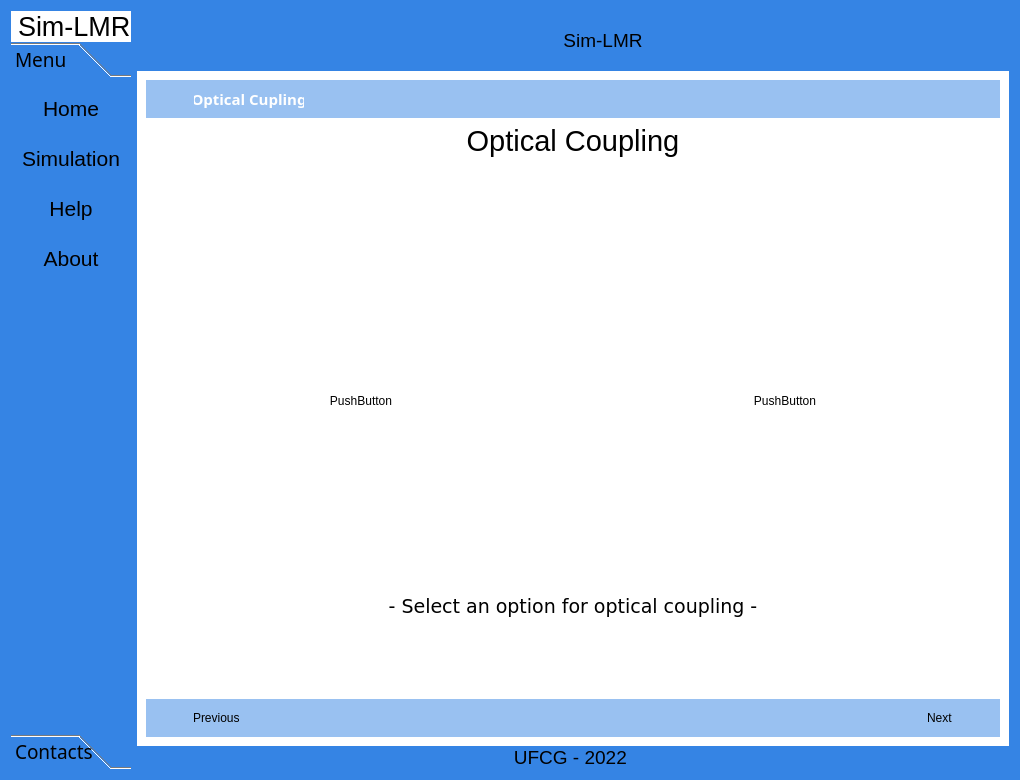
This is form.ui in AdeilsonLeal1/Simulador-SPR-LMR as Qt 5 draws it before an edit. The edited form follows.
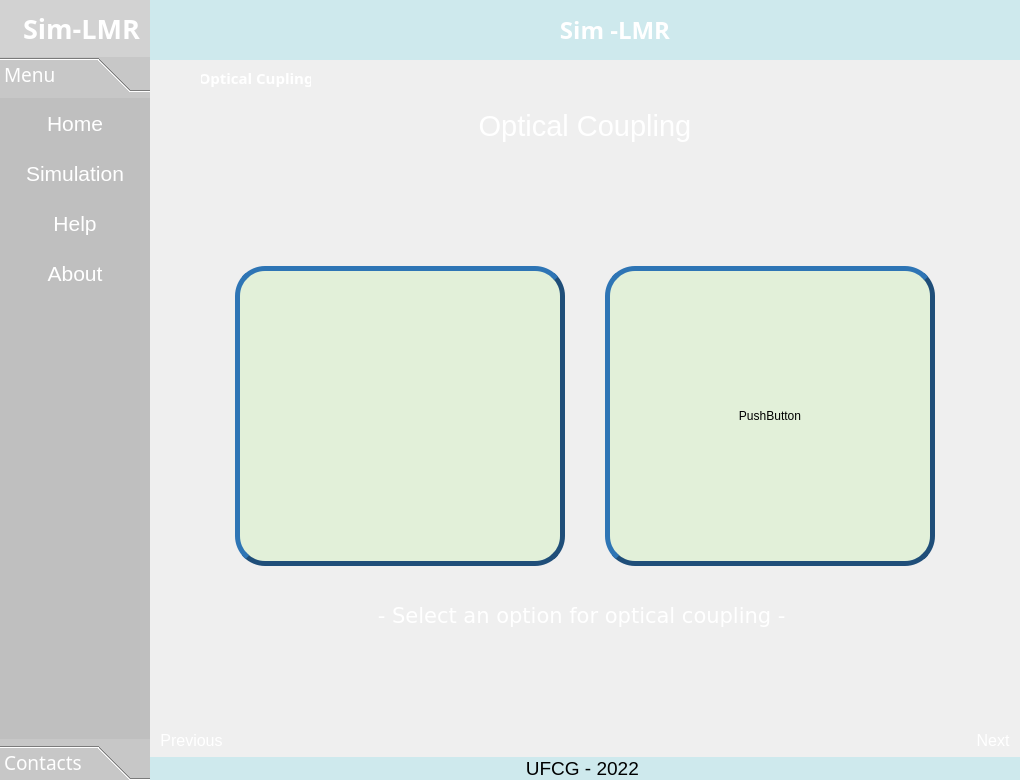
This is the edited form. The open tabs and pages were chosen to show the change. Icons and pictures are not drawn.

Commit message: Estilização das janelas construidas

What changed in the file:
```diff
--- a/form.ui
+++ b/form.ui
@@ -21,9 +21,24 @@
   </property>
   <property name="styleSheet">
    <string notr="true">
-background-color: rgb(53, 132, 228);</string>
+background-image: url(:/icons/icons/Plano_de_fundo/Plano_de_Fundo2.png);</string>
   </property>
   <layout class="QHBoxLayout" name="horizontalLayout">
+   <property name="spacing">
+    <number>0</number>
+   </property>
+   <property name="leftMargin">
+    <number>0</number>
+   </property>
+   <property name="topMargin">
+    <number>0</number>
+   </property>
+   <property name="rightMargin">
+    <number>0</number>
+   </property>
+   <property name="bottomMargin">
+    <number>0</number>
+   </property>
    <item>
     <widget class="QFrame" name="left_container">
      <property name="maximumSize">
@@ -34,6 +49,8 @@
      </property>
      <property name="styleSheet">
       <string notr="true">border: none;
+    color: rgb(255, 255, 255);
+background-color: rgb(185, 185, 185,80);
 
 
 </string>
@@ -63,7 +80,8 @@
       <item>
        <widget class="QFrame" name="frame">
         <property name="styleSheet">
-         <string notr="true">background-color: rgb(255, 255, 255);</string>
+         <string notr="true">    color: rgb(255, 255, 255);
+background-color: rgb(185, 185, 185,80);</string>
         </property>
         <property name="frameShape">
          <enum>QFrame::StyledPanel</enum>
@@ -73,19 +91,19 @@
         </property>
         <layout class="QHBoxLayout" name="horizontalLayout_4">
          <property name="spacing">
-          <number>0</number>
+          <number>6</number>
          </property>
          <property name="leftMargin">
-          <number>0</number>
+          <number>10</number>
          </property>
          <property name="topMargin">
-          <number>0</number>
+          <number>10</number>
          </property>
          <property name="rightMargin">
-          <number>0</number>
+          <number>10</number>
          </property>
          <property name="bottomMargin">
-          <number>0</number>
+          <number>10</number>
          </property>
          <item>
           <widget class="QLabel" name="label_3">
@@ -95,6 +113,9 @@
              <height>50</height>
             </size>
            </property>
+           <property name="styleSheet">
+            <string notr="true">background:transparent;</string>
+           </property>
            <property name="text">
             <string/>
            </property>
@@ -113,11 +134,17 @@
           <widget class="QLabel" name="label_5">
            <property name="font">
             <font>
+             <family>Segoe UI Semibold</family>
              <pointsize>16</pointsize>
+             <weight>75</weight>
+             <bold>true</bold>
             </font>
            </property>
+           <property name="styleSheet">
+            <string notr="true">background:transparent;</string>
+           </property>
            <property name="text">
-            <string>&lt;html&gt;&lt;head/&gt;&lt;body&gt;&lt;p&gt;&lt;span style=&quot; font-size:20pt;&quot;&gt;Sim-LMR&lt;/span&gt;&lt;/p&gt;&lt;/body&gt;&lt;/html&gt;</string>
+            <string>&lt;html&gt;&lt;head/&gt;&lt;body&gt;&lt;p&gt;&lt;span style=&quot; font-size:20pt; color:#ffffff;&quot;&gt;Sim-LMR&lt;/span&gt;&lt;/p&gt;&lt;/body&gt;&lt;/html&gt;</string>
            </property>
           </widget>
          </item>
@@ -126,6 +153,10 @@
       </item>
       <item>
        <widget class="QFrame" name="frame_2">
+        <property name="styleSheet">
+         <string notr="true">    color: rgb(255, 255, 255);
+background-color: rgb(185, 185, 185,100);</string>
+        </property>
         <property name="frameShape">
          <enum>QFrame::StyledPanel</enum>
         </property>
@@ -157,8 +188,14 @@
             </font>
            </property>
            <property name="styleSheet">
-            <string notr="true">QPushButton:hover{
-		
+            <string notr="true">QPushButton{
+
+    color: rgb(255, 255, 255);
+background: transparent;
+
+}
+QPushButton:hover{
+
 	background-color: rgb(153, 193, 241);
 
 
@@ -172,8 +209,8 @@
              <rect>
               <x>0</x>
               <y>0</y>
-              <width>188</width>
-              <height>640</height>
+              <width>218</width>
+              <height>638</height>
              </rect>
             </property>
             <property name="font">
@@ -365,6 +402,7 @@
       <string notr="true">*{
 
 border: none;
+background:transparent;
 
 }
 
@@ -410,7 +448,9 @@
          </size>
         </property>
         <property name="styleSheet">
-         <string notr="true"/>
+         <string notr="true">background-color: rgb(59, 209, 225,25);
+
+</string>
         </property>
         <property name="frameShape">
          <enum>QFrame::StyledPanel</enum>
@@ -454,6 +494,17 @@
              <height>60</height>
             </size>
            </property>
+           <property name="cursor">
+            <cursorShape>PointingHandCursor</cursorShape>
+           </property>
+           <property name="styleSheet">
+            <string notr="true">QPushButton:hover{
+		
+	background-color: rgb(153, 193, 241);
+
+
+}</string>
+           </property>
            <property name="text">
             <string/>
            </property>
@@ -477,8 +528,16 @@
              <height>60</height>
             </size>
            </property>
+           <property name="font">
+            <font>
+             <family>Segoe UI Semibold</family>
+             <pointsize>22</pointsize>
+             <weight>75</weight>
+             <bold>true</bold>
+            </font>
+           </property>
            <property name="text">
-            <string>&lt;html&gt;&lt;head/&gt;&lt;body&gt;&lt;p align=&quot;center&quot;&gt;&lt;span style=&quot; font-size:14pt;&quot;&gt;Sim-LMR&lt;/span&gt;&lt;/p&gt;&lt;/body&gt;&lt;/html&gt;</string>
+            <string>&lt;html&gt;&lt;head/&gt;&lt;body&gt;&lt;p align=&quot;center&quot;&gt;&lt;span style=&quot; font-size:18pt; font-weight:600; color:#ffffff;&quot;&gt;Sim -LMR&lt;/span&gt;&lt;/p&gt;&lt;/body&gt;&lt;/html&gt;</string>
            </property>
           </widget>
          </item>
@@ -494,7 +553,8 @@
          </sizepolicy>
         </property>
         <property name="styleSheet">
-         <string notr="true">background-color: rgb(255, 255, 255);
+         <string notr="true">background:transparent;
+
 </string>
         </property>
         <property name="frameShape">
@@ -695,11 +755,30 @@
             </layout>
            </widget>
            <widget class="QWidget" name="coupling__pg">
+            <property name="styleSheet">
+             <string notr="true">background:transparent;</string>
+            </property>
             <layout class="QVBoxLayout" name="verticalLayout_7">
+             <property name="spacing">
+              <number>0</number>
+             </property>
+             <property name="leftMargin">
+              <number>0</number>
+             </property>
+             <property name="topMargin">
+              <number>0</number>
+             </property>
+             <property name="rightMargin">
+              <number>0</number>
+             </property>
+             <property name="bottomMargin">
+              <number>0</number>
+             </property>
              <item>
               <widget class="QFrame" name="frame_hierarq">
                <property name="styleSheet">
-                <string notr="true">background-color: rgb(153, 193, 241);</string>
+                <string notr="true">    color: rgb(255, 255, 255);
+    background: transparent;</string>
                </property>
                <property name="frameShape">
                 <enum>QFrame::StyledPanel</enum>
@@ -708,6 +787,21 @@
                 <enum>QFrame::Raised</enum>
                </property>
                <layout class="QHBoxLayout" name="horizontalLayout_7">
+                <property name="spacing">
+                 <number>8</number>
+                </property>
+                <property name="leftMargin">
+                 <number>8</number>
+                </property>
+                <property name="topMargin">
+                 <number>8</number>
+                </property>
+                <property name="rightMargin">
+                 <number>8</number>
+                </property>
+                <property name="bottomMargin">
+                 <number>8</number>
+                </property>
                 <item>
                  <widget class="QPushButton" name="btn_home">
                   <property name="minimumSize">
@@ -727,6 +821,13 @@
                     <underline>false</underline>
                    </font>
                   </property>
+                  <property name="cursor">
+                   <cursorShape>PointingHandCursor</cursorShape>
+                  </property>
+                  <property name="styleSheet">
+                   <string notr="true">color: rgb(255, 255, 255);
+background: transparent;</string>
+                  </property>
                   <property name="text">
                    <string/>
                   </property>
@@ -785,6 +886,7 @@
                    <font>
                     <family>Segoe UI Semibold</family>
                     <pointsize>11</pointsize>
+                    <weight>75</weight>
                     <bold>true</bold>
                     <underline>false</underline>
                    </font>
@@ -793,7 +895,8 @@
                    <bool>false</bool>
                   </property>
                   <property name="styleSheet">
-                   <string notr="true">color: rgb(255, 255, 255);</string>
+                   <string notr="true">color: rgb(255, 255, 255);
+background: transparent;</string>
                   </property>
                   <property name="text">
                    <string>Optical Cupling</string>
@@ -830,13 +933,19 @@
              </item>
              <item>
               <widget class="QLabel" name="coupling_label">
+               <property name="minimumSize">
+                <size>
+                 <width>0</width>
+                 <height>60</height>
+                </size>
+               </property>
                <property name="font">
                 <font>
                  <pointsize>20</pointsize>
                 </font>
                </property>
                <property name="text">
-                <string>&lt;html&gt;&lt;head/&gt;&lt;body&gt;&lt;p align=&quot;center&quot;&gt;&lt;span style=&quot; font-size:22pt;&quot;&gt;Optical Coupling&lt;/span&gt;&lt;/p&gt;&lt;/body&gt;&lt;/html&gt;</string>
+                <string>&lt;html&gt;&lt;head/&gt;&lt;body&gt;&lt;p align=&quot;center&quot;&gt;&lt;span style=&quot; font-size:22pt; color:#ffffff;&quot;&gt;Optical Coupling&lt;/span&gt;&lt;/p&gt;&lt;/body&gt;&lt;/html&gt;</string>
                </property>
               </widget>
              </item>
@@ -845,6 +954,9 @@
                <property name="orientation">
                 <enum>Qt::Vertical</enum>
                </property>
+               <property name="sizeType">
+                <enum>QSizePolicy::Expanding</enum>
+               </property>
                <property name="sizeHint" stdset="0">
                 <size>
                  <width>20</width>
@@ -869,7 +981,7 @@
                </property>
                <layout class="QHBoxLayout" name="horizontalLayout_8">
                 <property name="spacing">
-                 <number>9</number>
+                 <number>0</number>
                 </property>
                 <property name="leftMargin">
                  <number>0</number>
@@ -883,31 +995,95 @@
                 <property name="bottomMargin">
                  <number>0</number>
                 </property>
+                <item>
+                 <spacer name="horizontalSpacer_6">
+                  <property name="orientation">
+                   <enum>Qt::Horizontal</enum>
+                  </property>
+                  <property name="sizeHint" stdset="0">
+                   <size>
+                    <width>40</width>
+                    <height>20</height>
+                   </size>
+                  </property>
+                 </spacer>
+                </item>
                 <item>
                  <widget class="QPushButton" name="prism_btn">
                   <property name="sizePolicy">
-                   <sizepolicy hsizetype="Minimum" vsizetype="Preferred">
+                   <sizepolicy hsizetype="Expanding" vsizetype="Preferred">
                     <horstretch>0</horstretch>
                     <verstretch>0</verstretch>
                    </sizepolicy>
                   </property>
                   <property name="minimumSize">
                    <size>
-                    <width>300</width>
-                    <height>300</height>
+                    <width>330</width>
+                    <height>200</height>
                    </size>
                   </property>
                   <property name="maximumSize">
                    <size>
-                    <width>400</width>
-                    <height>400</height>
+                    <width>350</width>
+                    <height>300</height>
                    </size>
                   </property>
+                  <property name="cursor">
+                   <cursorShape>PointingHandCursor</cursorShape>
+                  </property>
+                  <property name="styleSheet">
+                   <string notr="true">QPushButton{
+
+background-color: rgb(226, 240, 217);
+border-color: rgb(31, 78, 121);
+border-radius: 30px;
+border-style: outset;
+border-width: 5px;
+}
+
+QPushButton:hover{
+	
+	border-color: rgb(255, 170, 0);
+
+}
+
+QPushButton:pressed{
+	
+	border-color: rgb(0, 170, 0);
+
+}</string>
+                  </property>
                   <property name="text">
-                   <string>PushButton</string>
+                   <string/>
+                  </property>
+                  <property name="icon">
+                   <iconset resource="icons_.qrc">
+                    <normaloff>:/icons/icons/prism.png</normaloff>:/icons/icons/prism.png</iconset>
+                  </property>
+                  <property name="iconSize">
+                   <size>
+                    <width>250</width>
+                    <height>250</height>
+                   </size>
                   </property>
                  </widget>
                 </item>
+                <item>
+                 <spacer name="horizontalSpacer_9">
+                  <property name="orientation">
+                   <enum>Qt::Horizontal</enum>
+                  </property>
+                  <property name="sizeType">
+                   <enum>QSizePolicy::Preferred</enum>
+                  </property>
+                  <property name="sizeHint" stdset="0">
+                   <size>
+                    <width>40</width>
+                    <height>20</height>
+                   </size>
+                  </property>
+                 </spacer>
+                </item>
                 <item>
                  <widget class="QPushButton" name="fiber_btn">
                   <property name="sizePolicy">
@@ -918,21 +1094,60 @@
                   </property>
                   <property name="minimumSize">
                    <size>
-                    <width>300</width>
-                    <height>300</height>
+                    <width>330</width>
+                    <height>200</height>
                    </size>
                   </property>
                   <property name="maximumSize">
                    <size>
-                    <width>400</width>
-                    <height>400</height>
+                    <width>350</width>
+                    <height>300</height>
                    </size>
                   </property>
+                  <property name="cursor">
+                   <cursorShape>PointingHandCursor</cursorShape>
+                  </property>
+                  <property name="styleSheet">
+                   <string notr="true">QPushButton{
+
+background-color: rgb(226, 240, 217);
+border-color: rgb(31, 78, 121);
+border-radius: 30px;
+border-style: outset;
+border-width: 5px;
+}
+
+QPushButton:hover{
+	
+	border-color: rgb(255, 170, 0);
+
+}
+
+QPushButton:pressed{
+
+	
+	border-color: rgb(0, 170, 0);
+
+}</string>
+                  </property>
                   <property name="text">
                    <string>PushButton</string>
                   </property>
                  </widget>
                 </item>
+                <item>
+                 <spacer name="horizontalSpacer_10">
+                  <property name="orientation">
+                   <enum>Qt::Horizontal</enum>
+                  </property>
+                  <property name="sizeHint" stdset="0">
+                   <size>
+                    <width>40</width>
+                    <height>20</height>
+                   </size>
+                  </property>
+                 </spacer>
+                </item>
                </layout>
               </widget>
              </item>
@@ -952,16 +1167,16 @@
                </property>
                <property name="font">
                 <font>
-                 <pointsize>14</pointsize>
+                 <pointsize>16</pointsize>
                 </font>
                </property>
                <property name="text">
-                <string>&lt;html&gt;&lt;head/&gt;&lt;body&gt;&lt;pre align=&quot;center&quot; style=&quot; margin-top:12px; margin-bottom:12px; margin-left:0px; margin-right:0px; -qt-block-indent:0; text-indent:0px;&quot;&gt;&lt;a name=&quot;tw-target-text-container&quot;/&gt;&lt;span style=&quot; font-family:'monospace';&quot;&gt; - S&lt;/span&gt;&lt;span style=&quot; font-family:'monospace';&quot;&gt;elect an option for optical coupling - &lt;/span&gt;&lt;/pre&gt;&lt;/body&gt;&lt;/html&gt;</string>
+                <string>&lt;html&gt;&lt;head/&gt;&lt;body&gt;&lt;pre align=&quot;center&quot; style=&quot; margin-top:12px; margin-bottom:12px; margin-left:0px; margin-right:0px; -qt-block-indent:0; text-indent:0px;&quot;&gt;&lt;a name=&quot;tw-target-text-container&quot;/&gt;&lt;span style=&quot; font-family:'monospace'; color:#ffffff;&quot;/&gt;&lt;span style=&quot; font-family:'monospace'; color:#ffffff;&quot;&gt;- Select an option for optical coupling - &lt;/span&gt;&lt;/pre&gt;&lt;/body&gt;&lt;/html&gt;</string>
                </property>
               </widget>
              </item>
              <item>
-              <spacer name="verticalSpacer_3">
+              <spacer name="verticalSpacer_5">
                <property name="orientation">
                 <enum>Qt::Vertical</enum>
                </property>
@@ -976,7 +1191,7 @@
              <item>
               <widget class="QFrame" name="frame_next_previous">
                <property name="styleSheet">
-                <string notr="true">background-color: rgb(153, 193, 241);</string>
+                <string notr="true">background: transparent;</string>
                </property>
                <property name="frameShape">
                 <enum>QFrame::StyledPanel</enum>
@@ -985,10 +1200,40 @@
                 <enum>QFrame::Raised</enum>
                </property>
                <layout class="QHBoxLayout" name="horizontalLayout_6">
+                <property name="spacing">
+                 <number>5</number>
+                </property>
+                <property name="leftMargin">
+                 <number>10</number>
+                </property>
+                <property name="topMargin">
+                 <number>6</number>
+                </property>
+                <property name="rightMargin">
+                 <number>10</number>
+                </property>
+                <property name="bottomMargin">
+                 <number>6</number>
+                </property>
                 <item>
                  <widget class="QPushButton" name="prev_btn_coup">
+                  <property name="font">
+                   <font>
+                    <pointsize>12</pointsize>
+                   </font>
+                  </property>
+                  <property name="cursor">
+                   <cursorShape>PointingHandCursor</cursorShape>
+                  </property>
+                  <property name="layoutDirection">
+                   <enum>Qt::LeftToRight</enum>
+                  </property>
+                  <property name="styleSheet">
+                   <string notr="true">color: rgb(255, 255, 255);
+background: transparent;</string>
+                  </property>
                   <property name="text">
-                   <string/>
+                   <string>Previous</string>
                   </property>
                   <property name="icon">
                    <iconset resource="icons_.qrc">
@@ -1002,13 +1247,6 @@
                   </property>
                  </widget>
                 </item>
-                <item>
-                 <widget class="QLabel" name="label_7">
-                  <property name="text">
-                   <string>Previous</string>
-                  </property>
-                 </widget>
-                </item>
                 <item>
                  <spacer name="horizontalSpacer_4">
                   <property name="orientation">
@@ -1025,23 +1263,31 @@
                   </property>
                  </spacer>
                 </item>
-                <item>
-                 <widget class="QLabel" name="label_8">
-                  <property name="text">
-                   <string>Next</string>
-                  </property>
-                 </widget>
-                </item>
                 <item>
                  <widget class="QPushButton" name="next_btn_coup">
                   <property name="enabled">
                    <bool>true</bool>
                   </property>
+                  <property name="font">
+                   <font>
+                    <pointsize>12</pointsize>
+                   </font>
+                  </property>
+                  <property name="cursor">
+                   <cursorShape>PointingHandCursor</cursorShape>
+                  </property>
+                  <property name="layoutDirection">
+                   <enum>Qt::RightToLeft</enum>
+                  </property>
                   <property name="styleSheet">
-                   <string notr="true"/>
+                   <string notr="true">color: rgb(255, 255, 255);
+background: transparent;</string>
+                  </property>
+                  <property name="inputMethodHints">
+                   <set>Qt::ImhDialableCharactersOnly</set>
                   </property>
                   <property name="text">
-                   <string/>
+                   <string>Next</string>
                   </property>
                   <property name="icon">
                    <iconset resource="icons_.qrc">
@@ -1517,6 +1763,11 @@
       </item>
       <item>
        <widget class="QFrame" name="footer_frame">
+        <property name="styleSheet">
+         <string notr="true">
+background-color: rgb(59, 209, 225,25);
+</string>
+        </property>
         <property name="frameShape">
          <enum>QFrame::StyledPanel</enum>
         </property>
```
Left out of the diff: 399 changed lines with no effect on the pictures. The commit also changes 4 other files.
